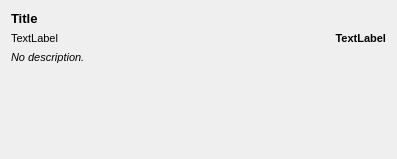
This is podcatcher/Resources/ui/widgets/EpisodeListItemWidget.ui in lostrootpass/alphagem as Qt 5 draws it before an edit. The edited form follows.
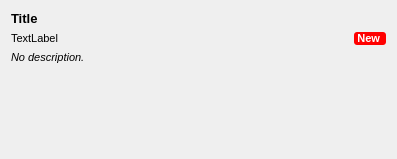
This is the edited form. Custom widgets are drawn as their Qt base class.

Diff of the .ui file:
```diff
--- a/podcatcher/Resources/ui/widgets/EpisodeListItemWidget.ui
+++ b/podcatcher/Resources/ui/widgets/EpisodeListItemWidget.ui
@@ -50,14 +50,26 @@
      </item>
      <item>
       <widget class="QLabel" name="listenStatusLabel">
+       <property name="sizePolicy">
+        <sizepolicy hsizetype="Fixed" vsizetype="Preferred">
+         <horstretch>0</horstretch>
+         <verstretch>0</verstretch>
+        </sizepolicy>
+       </property>
        <property name="font">
         <font>
          <weight>75</weight>
          <bold>true</bold>
         </font>
        </property>
+       <property name="autoFillBackground">
+        <bool>false</bool>
+       </property>
+       <property name="styleSheet">
+        <string notr="true">background-color: red; color: white; padding-right: 3px; border-radius: 3px;</string>
+       </property>
        <property name="text">
-        <string>TextLabel</string>
+        <string>New</string>
        </property>
        <property name="alignment">
         <set>Qt::AlignRight|Qt::AlignTrailing|Qt::AlignVCenter</set>
```
Left out of the diff: 3 changed lines with no effect on the pictures.
